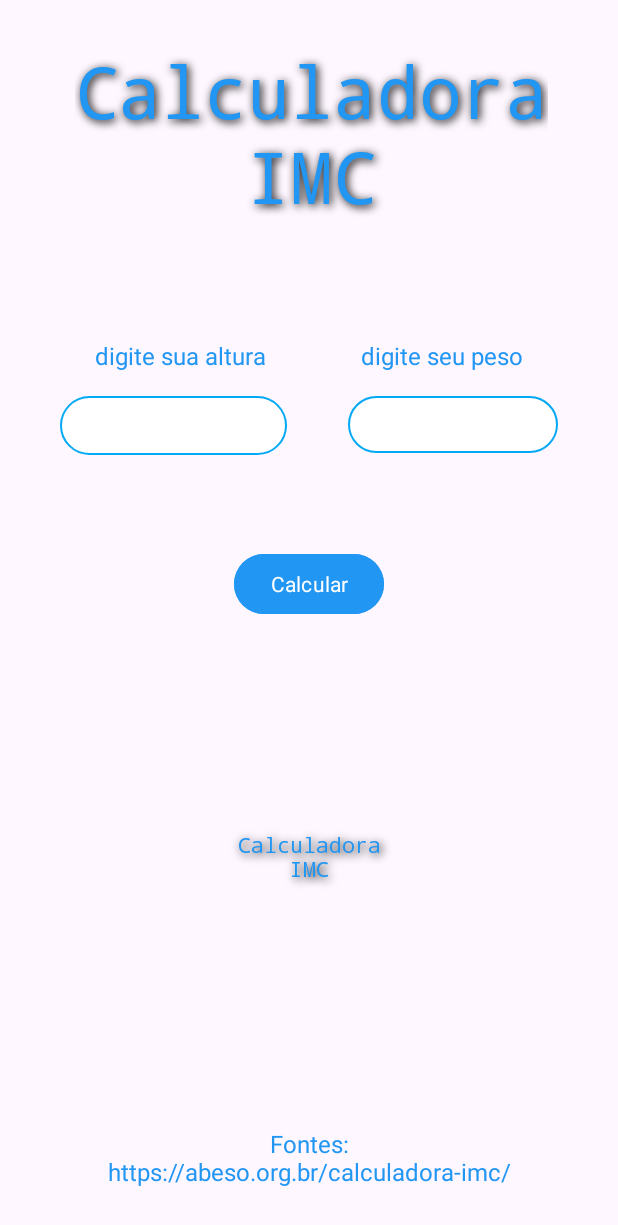
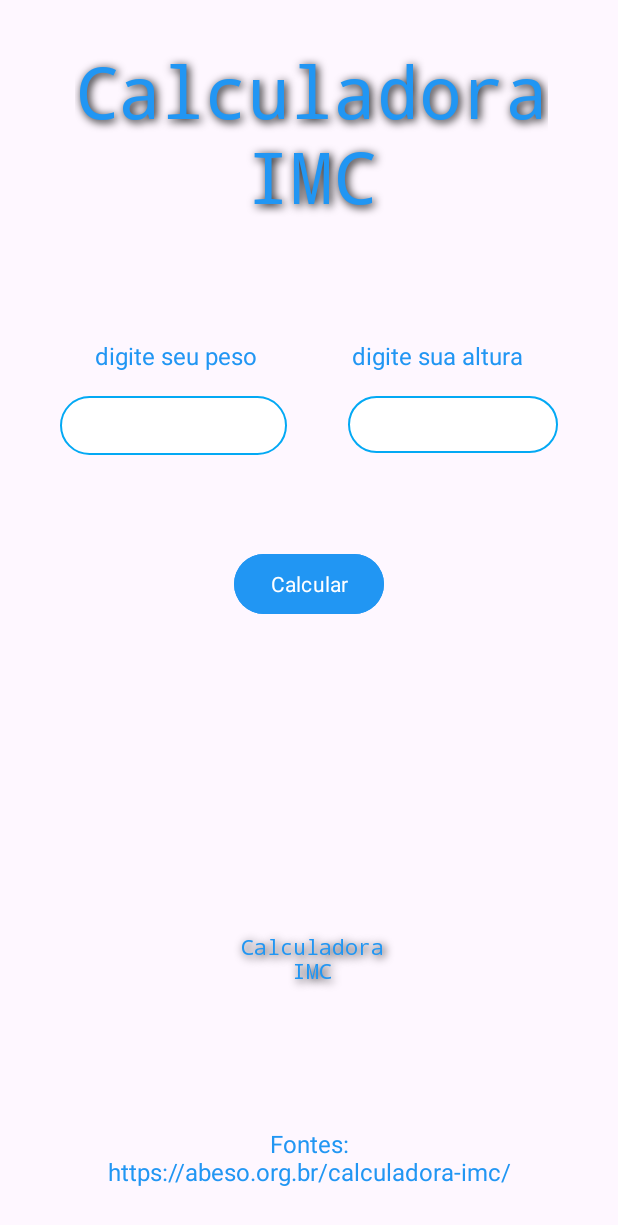
Before and after one commit to JoaoAMG/CalculadoraIMC, an Android app: the screen it shows after launch (MainActivity), on a phone screen of 412 x 824 dp. Shown: the top 1225 px of the screen. Run offline under Robolectric (Android 15) with nearby library versions, the phone set to English and light mode, and no system bars; Roboto replaces fonts that are not available here.

Commit message:
Commit de ajuste do xml

```diff
--- a/app/src/main/java/com/joaofelipesantos/calculadoraimc/MainActivity.kt
+++ b/app/src/main/java/com/joaofelipesantos/calculadoraimc/MainActivity.kt
@@ -36,7 +36,7 @@ class MainActivity : AppCompatActivity() {
 
 
         val imcCal = Pes / (Alt * Alt) * 10000
-        val df = DecimalFormat("#.##") // Define o formato para 4 dígitos decimais
+        val df = DecimalFormat("#.##")
         val imcFormatado = df.format(imcCal)
         Resultado.text = "$imcFormatado"
 
@@ -65,7 +65,7 @@ class MainActivity : AppCompatActivity() {
         animateCountingResult(imcCal)
 
 
-            // ... (código existente)
+
 
             // Fechar o teclado virtual
             val inputMethodManager = getSystemService(Context.INPUT_METHOD_SERVICE) as InputMethodManager
@@ -78,19 +78,19 @@ class MainActivity : AppCompatActivity() {
     private fun animateCountingResult(finalValue: Double) {
         val initialValue = 0.0
 
-        // Crie um ValueAnimator para animar a propriedade "text" do TextView
+
         val animator = ValueAnimator.ofFloat(initialValue.toFloat(), finalValue.toFloat())
 
-        // Defina a duração da animação (em milissegundos)
+
         animator.duration = 1000
 
-        // Adicione um ouvinte para atualizar o texto durante a animação
+
         animator.addUpdateListener { valueAnimator ->
             val animatedValue = valueAnimator.animatedValue as Float
             Resultado.text = String.format("%.2f", animatedValue)
         }
 
-        // Inicie a animação
+
         animator.start()
     }
 }
--- a/app/src/main/res/layout/activity_main.xml
+++ b/app/src/main/res/layout/activity_main.xml
@@ -47,7 +47,7 @@
         android:layout_height="wrap_content"
         android:layout_marginBottom="16dp"
         android:fontFamily="@font/alata"
-        android:text="digite seu peso"
+        android:text="digite sua altura"
         android:textColor="#2196F3"
         android:textSize="16sp"
         app:layout_constraintBottom_toTopOf="@+id/editTextAltura"
@@ -60,7 +60,7 @@
         android:layout_height="wrap_content"
         android:layout_marginBottom="16dp"
         android:fontFamily="@font/alata"
-        android:text="digite sua altura"
+        android:text="digite seu peso"
         android:textColor="#2196F3"
         android:textSize="16sp"
         app:layout_constraintBottom_toTopOf="@+id/editTextPeso"
@@ -118,10 +118,30 @@
         app:layout_constraintTop_toBottomOf="@+id/Titulo" />
 
     <TextView
+        android:id="@+id/titleInfo"
+        android:layout_width="212dp"
+        android:layout_height="63dp"
+        android:fontFamily="monospace"
+        android:gravity="center"
+        android:shadowColor="#000000"
+        android:shadowDx="2"
+        android:shadowDy="2"
+        android:shadowRadius="7"
+        android:text=""
+        android:textColor="#2196F3"
+        android:textColorHint="#FAFAFA"
+        android:textSize="24sp"
+        app:layout_constraintBottom_toTopOf="@+id/TextInfo"
+        app:layout_constraintEnd_toEndOf="parent"
+        app:layout_constraintHorizontal_bias="0.5"
+        app:layout_constraintStart_toStartOf="parent"
+        app:layout_constraintTop_toBottomOf="@+id/TextResultado" />
+
+    <TextView
         android:id="@+id/TextInfo"
         android:layout_width="315dp"
         android:layout_height="153dp"
-        android:layout_marginBottom="176dp"
+        android:layout_marginBottom="108dp"
         android:fontFamily="monospace"
         android:gravity="center"
         android:shadowColor="#000000"
@@ -134,26 +154,7 @@
         android:textSize="14sp"
         app:layout_constraintBottom_toBottomOf="parent"
         app:layout_constraintEnd_toEndOf="parent"
-        app:layout_constraintHorizontal_bias="0.5"
-        app:layout_constraintStart_toStartOf="parent" />
-
-    <TextView
-        android:id="@+id/titleInfo"
-        android:layout_width="212dp"
-        android:layout_height="63dp"
-        android:layout_marginBottom="16dp"
-        android:fontFamily="monospace"
-        android:gravity="center"
-        android:shadowColor="#000000"
-        android:shadowDx="2"
-        android:shadowDy="2"
-        android:shadowRadius="7"
-        android:textColor="#2196F3"
-        android:textColorHint="#FAFAFA"
-        android:textSize="24sp"
-        app:layout_constraintBottom_toTopOf="@+id/TextInfo"
-        app:layout_constraintEnd_toEndOf="parent"
-        app:layout_constraintHorizontal_bias="0.5"
+        app:layout_constraintHorizontal_bias="0.525"
         app:layout_constraintStart_toStartOf="parent" />
 
     <TextView
```
